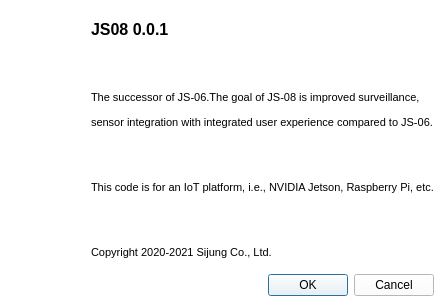
Above: js06/resources/about_view.ui from Oh-JongJin/js08 before the change. Below: the same form after it.
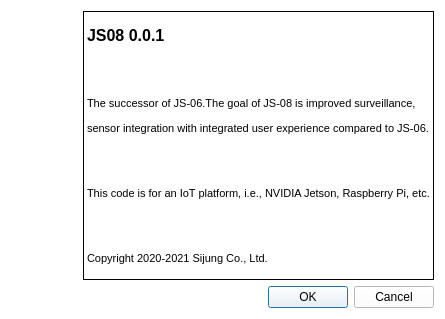
That is the form after the change. Icons and pictures are not drawn.

Commit message: Modify about menu ui in about_view.ui file

Patch:
```diff
--- a/js06/resources/about_view.ui
+++ b/js06/resources/about_view.ui
@@ -7,7 +7,7 @@
     <x>0</x>
     <y>0</y>
     <width>445</width>
-    <height>307</height>
+    <height>319</height>
    </rect>
   </property>
   <property name="windowTitle">
@@ -42,6 +42,9 @@
          <property name="styleSheet">
           <string notr="true">font: 9pt &quot;Noto Sans&quot;;</string>
          </property>
+         <property name="frameShape">
+          <enum>QFrame::Box</enum>
+         </property>
          <property name="text">
           <string>&lt;html&gt;&lt;head/&gt;&lt;body&gt;&lt;p&gt;&lt;span style=&quot; font-size:12pt; font-weight:600;&quot;&gt;JS08 0.0.1&lt;/span&gt;&lt;/p&gt;&lt;p&gt;&lt;br/&gt;&lt;/p&gt;&lt;p&gt;&lt;span style=&quot; font-size:8pt;&quot;&gt;The successor of JS-06.The goal of JS-08 is improved surveillance, &lt;/span&gt;&lt;/p&gt;&lt;p&gt;&lt;span style=&quot; font-size:8pt;&quot;&gt;sensor integration with integrated user experience compared to JS-06.&lt;/span&gt;&lt;/p&gt;&lt;p&gt;&lt;span style=&quot; font-size:8pt;&quot;&gt;&lt;br/&gt;&lt;/span&gt;&lt;/p&gt;&lt;p&gt;&lt;span style=&quot; font-size:8pt;&quot;&gt;This code is for an IoT platform, i.e., NVIDIA Jetson, Raspberry Pi, etc.&lt;/span&gt;&lt;/p&gt;&lt;p&gt;&lt;span style=&quot; font-size:8pt;&quot;&gt;&lt;br/&gt;&lt;/span&gt;&lt;/p&gt;&lt;p&gt;&lt;span style=&quot; font-size:8pt;&quot;&gt;Copyright 2020-2021 Sijung Co., Ltd.&lt;/span&gt;&lt;/p&gt;&lt;/body&gt;&lt;/html&gt;</string>
          </property>
```
